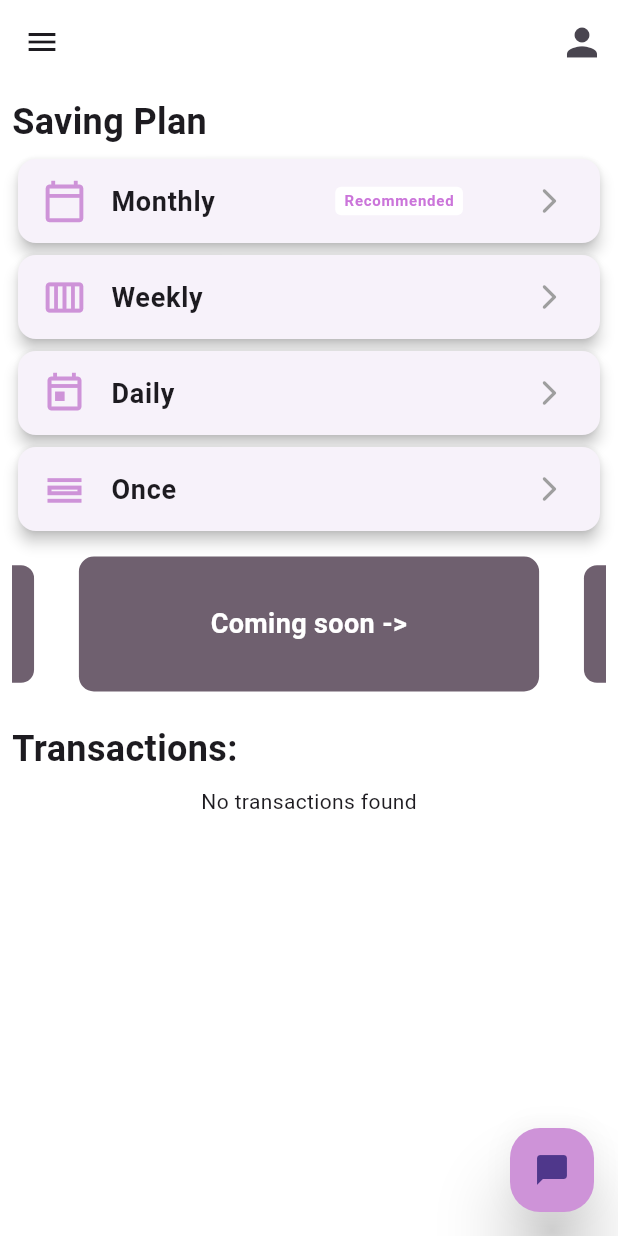
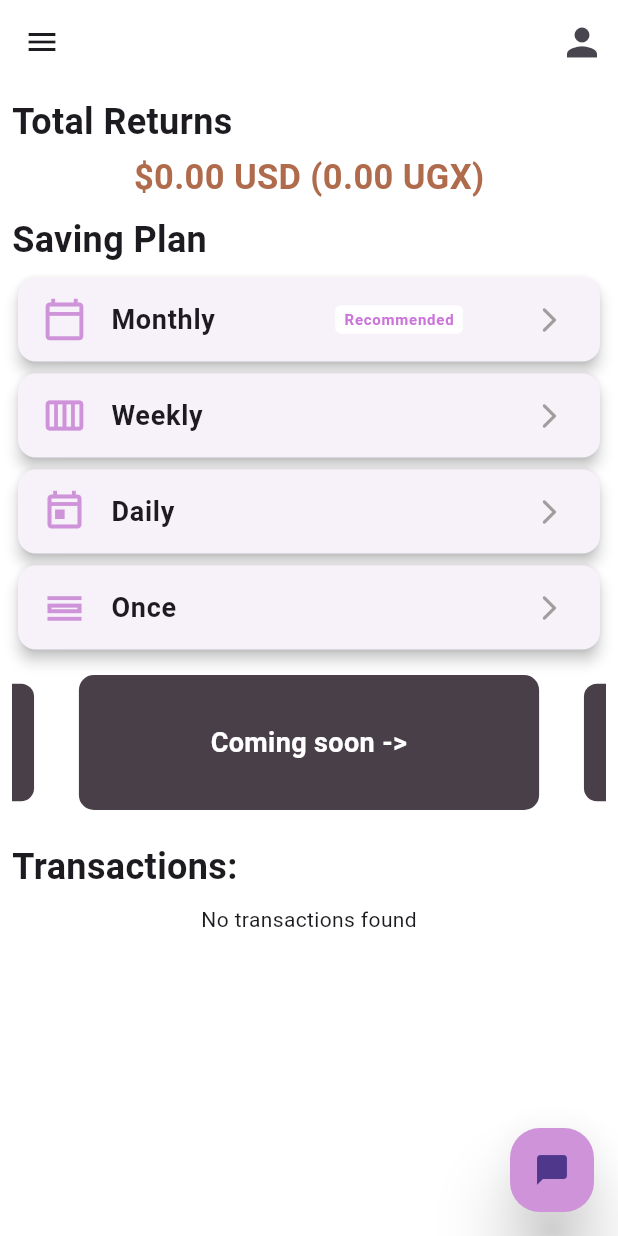
Before and after one commit to HerbertK-93/KcfApp, a Flutter app: the screen it shows once a user with an empty profile is signed in, on a phone screen of 412 x 824 dp. Run offline on Flutter 3.47's test engine with Material 3 defaults, Android fonts, the light colour scheme and no system bars; drawn by our look-alikes of carousel_slider; our stand-ins replace cached_network_image, cloud_firestore, firebase_auth, firebase_core, firebase_storage, image_picker and 1 more; accounts and stored records are empty.

Commit message:
Latest Changes

```diff
--- a/lib/responsive/mobile_screen_layout.dart
+++ b/lib/responsive/mobile_screen_layout.dart
@@ -7,7 +7,7 @@ import 'package:kings_cogent/screens/weekly_screen.dart';
 import 'package:url_launcher/url_launcher.dart';
 import 'package:kings_cogent/screens/profile_screen.dart';
 import 'package:kings_cogent/widgets/sidebar.dart';
-import 'package:cloud_firestore/cloud_firestore.dart';
+import 'package:shared_preferences/shared_preferences.dart';
 
 class SavingPlan {
   double amount;
@@ -31,14 +31,48 @@ class MobileScreenLayout extends StatefulWidget {
 class _MobileScreenLayoutState extends State<MobileScreenLayout> {
   double? savingsProgress;
   double? expectedReturns;
+  List<Map<String, dynamic>> _transactionHistory = [];
+  double _totalMonthlyReturns = 0.0;
 
-  Future<void> _deleteTransaction(String id) async {
-    await FirebaseFirestore.instance.collection('monthly_plan').doc(id).delete();
+  @override
+  void initState() {
+    super.initState();
+    _loadTransactionHistory(); // Load transaction history from shared preferences
+  }
+
+  Future<void> _loadTransactionHistory() async {
+    SharedPreferences prefs = await SharedPreferences.getInstance();
+    List<String>? history = prefs.getStringList('transaction_history');
+    if (history != null) {
+      setState(() {
+        _transactionHistory = history.map((item) {
+          Map<String, dynamic> transaction = {};
+          List<String> details = item.split('|');
+          transaction['date'] = details[0];
+          transaction['amount'] = double.parse(details[1]);
+          return transaction;
+        }).toList();
+        _calculateTotalMonthlyReturns();
+      });
+    }
+  }
+
+  void _calculateTotalMonthlyReturns() {
+    double total = 0.0;
+    const interestRate = 0.12;
+    for (var transaction in _transactionHistory) {
+      total += transaction['amount'] + (transaction['amount'] * interestRate);
+    }
+    setState(() {
+      _totalMonthlyReturns = total;
+    });
   }
 
   @override
   Widget build(BuildContext context) {
     Brightness currentBrightness = Theme.of(context).brightness;
+    const conversionRate = 3600;
+    final totalReturnsUGX = (_totalMonthlyReturns * conversionRate).toStringAsFixed(2);
 
     return Scaffold(
       appBar: AppBar(
@@ -71,6 +105,29 @@ class _MobileScreenLayoutState extends State<MobileScreenLayout> {
           child: Column(
             crossAxisAlignment: CrossAxisAlignment.stretch,
             children: [
+              const Padding(
+                padding: EdgeInsets.fromLTRB(0, 8, 0, 4),
+                child: Text(
+                  'Total Returns',
+                  style: TextStyle(
+                    fontSize: 24,
+                    fontWeight: FontWeight.bold,
+                  ),
+                ),
+              ),
+              Container(
+                padding: const EdgeInsets.fromLTRB(0, 0, 0, 0),
+                child: Center( // Center the text
+                  child: Text(
+                    '\$${_totalMonthlyReturns.toStringAsFixed(2)} USD ($totalReturnsUGX UGX)',
+                    style: const TextStyle(
+                      fontSize: 23,  // Increased font size
+                      fontWeight: FontWeight.bold,
+                      color: Color.fromARGB(255, 175, 107, 76),
+                    ),
+                  ),
+                ),
+              ),
               const Padding(
                 padding: EdgeInsets.fromLTRB(0, 8, 0, 4),
                 child: Text(
@@ -138,70 +195,32 @@ class _MobileScreenLayoutState extends State<MobileScreenLayout> {
                 style: TextStyle(fontSize: 24, fontWeight: FontWeight.bold),
               ),
               const SizedBox(height: 8),
-              StreamBuilder<QuerySnapshot>(
-                stream: FirebaseFirestore.instance
-                    .collection('monthly_plan')
-                    .snapshots(),
-                builder: (context, snapshot) {
-                  if (snapshot.connectionState == ConnectionState.waiting) {
-                    return const Center(child: CircularProgressIndicator());
-                  }
-
-                  if (snapshot.hasError) {
-                    return const Center(child: Text('Something went wrong'));
-                  }
-
-                  if (!snapshot.hasData || snapshot.data!.docs.isEmpty) {
-                    return const Center(child: Text('No transactions found'));
-                  }
-
-                  final transactions = snapshot.data!.docs;
-
-                  return ListView.builder(
+              _transactionHistory.isEmpty
+                  ? const Center(child: Text('No transactions found'))
+                  : ListView.builder(
                       physics: const NeverScrollableScrollPhysics(),
                       shrinkWrap: true,
-                    itemCount: transactions.length,
+                      itemCount: _transactionHistory.length,
                       itemBuilder: (context, index) {
-                      final transaction = transactions[index].data() as Map<String, dynamic>;
-                      final id = transactions[index].id;
-                      final date = (transaction['selected_date'] as Timestamp).toDate();
-                      final amount = transaction['amount'] ?? 0.0;
-                      final interestRate = transaction['interest_rate'] ?? 0.12;
-                      final conversionRate = 3600;
+                        final transaction = _transactionHistory[index];
+                        final date = transaction['date'];
+                        final amount = transaction['amount'];
+                        const interestRate = 0.12;
                         final monthlyReturns = amount + (amount * interestRate);
 
                         return Card(
                           margin: const EdgeInsets.symmetric(vertical: 4.0),
                           child: ListTile(
-                          title: Row(
-                            mainAxisAlignment: MainAxisAlignment.spaceBetween,
-                            children: [
-                              Text('Transaction ${transactions.length - index}'),
-                              IconButton(
-                                icon: const Icon(Icons.delete, color: Colors.red),
-                                onPressed: () async {
-                                  await _deleteTransaction(id);
-                                  ScaffoldMessenger.of(context).showSnackBar(
-                                    const SnackBar(
-                                      content: Text('Transaction deleted'),
-                                      duration: Duration(seconds: 2),
-                                    ),
-                                  );
-                                },
-                              ),
-                            ],
-                          ),
+                            title: Text('Transaction ${_transactionHistory.length - index}'),
                             subtitle: Column(
                               crossAxisAlignment: CrossAxisAlignment.start,
                               children: [
-                              Text('Date: ${date.toString().split(' ')[0]}'),
-                              Text('Amount: \$${amount} (${(amount * conversionRate).toStringAsFixed(2)} UGX)'),
+                                Text('Date: $date'),
+                                Text('Amount: \$$amount (${(amount * conversionRate).toStringAsFixed(2)} UGX)'),
                                 Text('Monthly Returns: \$${monthlyReturns.toStringAsFixed(2)} (${(monthlyReturns * conversionRate).toStringAsFixed(2)} UGX)'),
                               ],
                             ),
                           ),
-                      );
-                    },
                         );
                       },
                     ),
@@ -302,7 +321,8 @@ class ServiceCard extends StatelessWidget {
   final VoidCallback onTap;
   final bool isRecommended;
 
-  const ServiceCard({super.key,
+  const ServiceCard({
+    super.key,
     required this.title,
     required this.icon,
     required this.onTap,
@@ -370,17 +390,19 @@ class FinancialTipsCarousel extends StatelessWidget {
         'Coming soon -> ',
         'Web version',
         'Loans with good interest rates',
+        'Emergency fund',
         'Kings Cogent visa Card',
         'Kings Cogent mobile wallet',
         'Financial Benefits and Incentives',
         'Awards to our best customers',
-        'Emergency fund',
         'And much more!',
       ].map((tip) {
         return Container(
           margin: const EdgeInsets.all(5.0),
           decoration: BoxDecoration(
-            color: Color.fromARGB(255, 111, 96, 111),
+            color: Theme.of(context).brightness == Brightness.dark
+                ? const Color.fromARGB(255, 74, 69, 74)
+                : const Color.fromARGB(255, 73, 63, 73),
             borderRadius: BorderRadius.circular(10.0),
           ),
           child: Center(
--- a/lib/responsive/web_screen_layout.dart
+++ b/lib/responsive/web_screen_layout.dart
@@ -1,5 +1,4 @@
 import 'package:flutter/material.dart';
-import 'package:kings_cogent/responsive/mobile_screen_layout.dart';
 import 'package:kings_cogent/screens/daily_screen.dart';
 import 'package:kings_cogent/screens/monthly_screen.dart';
 import 'package:kings_cogent/screens/once_screen.dart';
--- a/lib/screens/monthly_screen.dart
+++ b/lib/screens/monthly_screen.dart
@@ -180,7 +180,7 @@ class _MonthlyScreenState extends State<MonthlyScreen> {
           // Calculate total savings based on retrieved data
           _calculateTotalSavings();
         });
-            } else {
+      } else {
         print("No documents found in collection");
       }
     } catch (error) {
```
Lines whose indentation alone changed are shown as unchanged.
